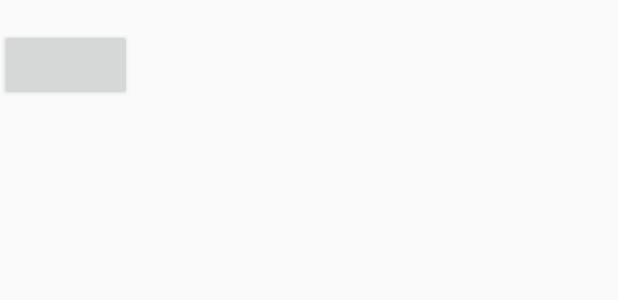
After one commit to pradyumnjain/metadoc-voice-assistant, an Android app: the layout activity_record.xml on its own in the app's theme, with its tools: preview values and no code run, on a phone screen of 412 x 824 dp. The commit adds this screen. Shown: the top 300 px of the screen. Run offline under Robolectric (Android 15) with nearby library versions, the phone set to English and light mode, and no system bars.

Commit message:
Text to Speech

```diff
--- a/Metadoc/app/build.gradle
+++ b/Metadoc/app/build.gradle
@@ -55,4 +55,6 @@ dependencies {
     testImplementation 'junit:junit:4.12'
     androidTestImplementation 'androidx.test.ext:junit:1.1.1'
     androidTestImplementation 'androidx.test.espresso:espresso-core:3.2.0'
+    implementation "android.arch.lifecycle:extensions:1.0.0"
+    annotationProcessor "android.arch.lifecycle:compiler:1.0.0"
 }
--- a/Metadoc/app/src/main/AndroidManifest.xml
+++ b/Metadoc/app/src/main/AndroidManifest.xml
@@ -1,7 +1,8 @@
 <?xml version="1.0" encoding="utf-8"?>
 <manifest xmlns:android="http://schemas.android.com/apk/res/android"
     package="com.gautam.metadoc">
-
+<uses-permission android:name="android.permission.INTERNET"/>
+    <uses-permission android:name="android.permission.RECORD_AUDIO" />
     <application
         android:allowBackup="true"
         android:icon="@mipmap/ic_launcher"
@@ -9,6 +10,7 @@
         android:roundIcon="@mipmap/ic_launcher_round"
         android:supportsRtl="true"
         android:theme="@style/AppTheme">
+        <activity android:name=".RecordActivity"></activity>
         <activity
             android:name=".MainActivity"
             android:label="@string/app_name"
--- /dev/null
+++ b/Metadoc/app/src/main/res/layout/activity_record.xml
@@ -0,0 +1,22 @@
+<?xml version="1.0" encoding="utf-8"?>
+<LinearLayout
+    xmlns:android="http://schemas.android.com/apk/res/android"
+    xmlns:app="http://schemas.android.com/apk/res-auto"
+    xmlns:tools="http://schemas.android.com/tools"
+    android:layout_width="match_parent"
+    android:layout_height="match_parent"
+    tools:context=".RecordActivity"
+    android:orientation="vertical"
+    >
+
+    <TextView
+        android:layout_width="wrap_content"
+        android:layout_height="wrap_content"
+        android:id="@+id/textField"/>
+    <Button
+    android:layout_width="wrap_content"
+    android:layout_height="wrap_content"
+    android:id="@+id/micButton"/>
+
+
+</LinearLayout>
--- a/Metadoc/app/src/main/res/values/strings.xml
+++ b/Metadoc/app/src/main/res/values/strings.xml
@@ -12,4 +12,5 @@
     <string name="menu_slideshow">Slideshow</string>
 
     <string name="home_second">Home Second</string>
+    <string name="text_hint">Text</string>
 </resources>
```
Also changed, not shown: Metadoc/app/src/main/java/com/gautam/metadoc/RecordActivity.kt (added, +65 -0 lines), Metadoc/app/src/main/java/com/gautam/metadoc/SpeechRecogonizerVoiceModel.kt (added, +100 -0 lines).
